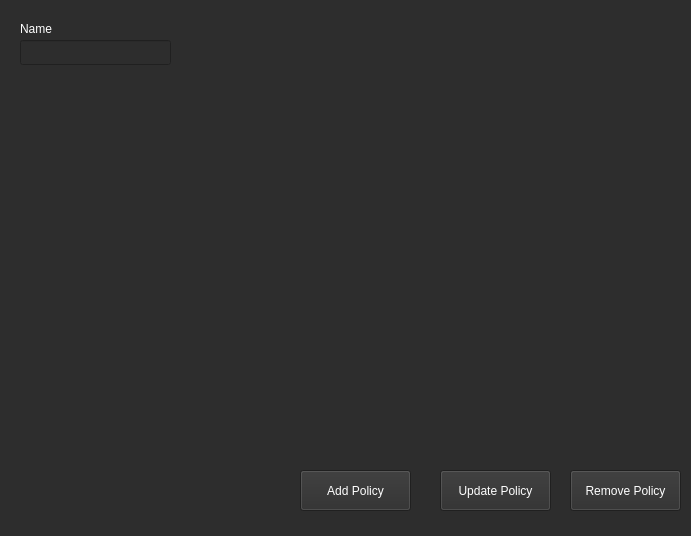
This is UI/SecurityPoliciesConfig.ui in monico18/LTI-SDN-Controller as Qt 5 draws it before an edit. The edited form follows.
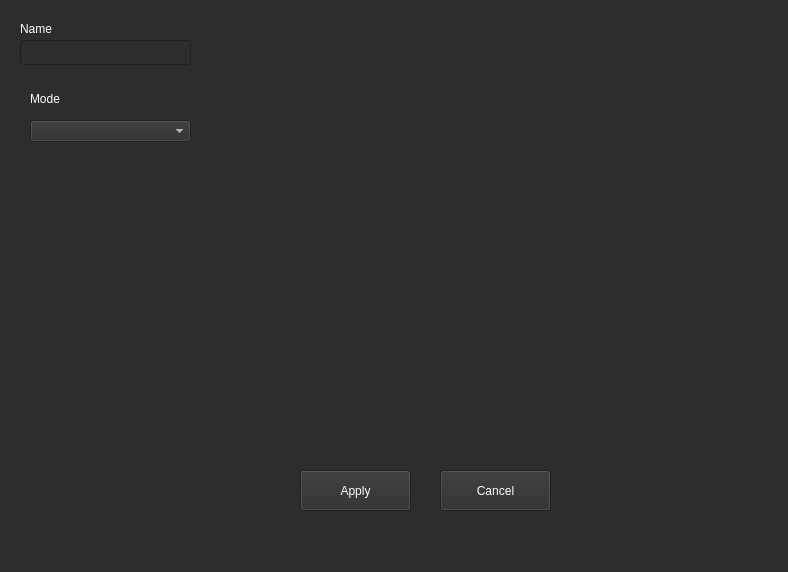
This is the edited form.

Patch:
```diff
--- a/UI/SecurityPoliciesConfig.ui
+++ b/UI/SecurityPoliciesConfig.ui
@@ -6,8 +6,8 @@
    <rect>
     <x>0</x>
     <y>0</y>
-    <width>691</width>
-    <height>536</height>
+    <width>788</width>
+    <height>572</height>
    </rect>
   </property>
   <property name="windowTitle">
@@ -150,7 +150,7 @@
     </palette>
    </property>
    <property name="text">
-    <string>Add Policy</string>
+    <string>Apply</string>
    </property>
   </widget>
   <widget class="QPushButton" name="btn_update_policy">
@@ -287,144 +287,7 @@
     </palette>
    </property>
    <property name="text">
-    <string>Update Policy</string>
-   </property>
-  </widget>
-  <widget class="QPushButton" name="btn_remove_policy">
-   <property name="geometry">
-    <rect>
-     <x>570</x>
-     <y>470</y>
-     <width>111</width>
-     <height>41</height>
-    </rect>
-   </property>
-   <property name="sizePolicy">
-    <sizepolicy hsizetype="Minimum" vsizetype="Ignored">
-     <horstretch>0</horstretch>
-     <verstretch>0</verstretch>
-    </sizepolicy>
-   </property>
-   <property name="palette">
-    <palette>
-     <active>
-      <colorrole role="Button">
-       <brush brushstyle="SolidPattern">
-        <color alpha="255">
-         <red>45</red>
-         <green>45</green>
-         <blue>45</blue>
-        </color>
-       </brush>
-      </colorrole>
-      <colorrole role="ButtonText">
-       <brush brushstyle="SolidPattern">
-        <color alpha="255">
-         <red>255</red>
-         <green>255</green>
-         <blue>255</blue>
-        </color>
-       </brush>
-      </colorrole>
-      <colorrole role="Base">
-       <brush brushstyle="SolidPattern">
-        <color alpha="255">
-         <red>45</red>
-         <green>45</green>
-         <blue>45</blue>
-        </color>
-       </brush>
-      </colorrole>
-      <colorrole role="Window">
-       <brush brushstyle="SolidPattern">
-        <color alpha="255">
-         <red>45</red>
-         <green>45</green>
-         <blue>45</blue>
-        </color>
-       </brush>
-      </colorrole>
-     </active>
-     <inactive>
-      <colorrole role="Button">
-       <brush brushstyle="SolidPattern">
-        <color alpha="255">
-         <red>45</red>
-         <green>45</green>
-         <blue>45</blue>
-        </color>
-       </brush>
-      </colorrole>
-      <colorrole role="ButtonText">
-       <brush brushstyle="SolidPattern">
-        <color alpha="255">
-         <red>255</red>
-         <green>255</green>
-         <blue>255</blue>
-        </color>
-       </brush>
-      </colorrole>
-      <colorrole role="Base">
-       <brush brushstyle="SolidPattern">
-        <color alpha="255">
-         <red>45</red>
-         <green>45</green>
-         <blue>45</blue>
-        </color>
-       </brush>
-      </colorrole>
-      <colorrole role="Window">
-       <brush brushstyle="SolidPattern">
-        <color alpha="255">
-         <red>45</red>
-         <green>45</green>
-         <blue>45</blue>
-        </color>
-       </brush>
-      </colorrole>
-     </inactive>
-     <disabled>
-      <colorrole role="Button">
-       <brush brushstyle="SolidPattern">
-        <color alpha="255">
-         <red>45</red>
-         <green>45</green>
-         <blue>45</blue>
-        </color>
-       </brush>
-      </colorrole>
-      <colorrole role="ButtonText">
-       <brush brushstyle="SolidPattern">
-        <color alpha="255">
-         <red>120</red>
-         <green>120</green>
-         <blue>120</blue>
-        </color>
-       </brush>
-      </colorrole>
-      <colorrole role="Base">
-       <brush brushstyle="SolidPattern">
-        <color alpha="255">
-         <red>45</red>
-         <green>45</green>
-         <blue>45</blue>
-        </color>
-       </brush>
-      </colorrole>
-      <colorrole role="Window">
-       <brush brushstyle="SolidPattern">
-        <color alpha="255">
-         <red>45</red>
-         <green>45</green>
-         <blue>45</blue>
-        </color>
-       </brush>
-      </colorrole>
-     </disabled>
-    </palette>
-   </property>
-   <property name="text">
-    <string>Remove Policy</string>
+    <string>Cancel</string>
    </property>
   </widget>
   <widget class="QLabel" name="label">
@@ -620,7 +483,7 @@
     <rect>
      <x>20</x>
      <y>40</y>
-     <width>151</width>
+     <width>171</width>
      <height>25</height>
     </rect>
    </property>
@@ -803,6 +666,373 @@
     <enum>Qt::ClickFocus</enum>
    </property>
   </widget>
+  <widget class="QComboBox" name="combo_mode">
+   <property name="geometry">
+    <rect>
+     <x>30</x>
+     <y>120</y>
+     <width>161</width>
+     <height>22</height>
+    </rect>
+   </property>
+   <property name="palette">
+    <palette>
+     <active>
+      <colorrole role="WindowText">
+       <brush brushstyle="SolidPattern">
+        <color alpha="255">
+         <red>255</red>
+         <green>255</green>
+         <blue>255</blue>
+        </color>
+       </brush>
+      </colorrole>
+      <colorrole role="Button">
+       <brush brushstyle="SolidPattern">
+        <color alpha="255">
+         <red>45</red>
+         <green>45</green>
+         <blue>45</blue>
+        </color>
+       </brush>
+      </colorrole>
+      <colorrole role="Text">
+       <brush brushstyle="SolidPattern">
+        <color alpha="255">
+         <red>255</red>
+         <green>255</green>
+         <blue>255</blue>
+        </color>
+       </brush>
+      </colorrole>
+      <colorrole role="ButtonText">
+       <brush brushstyle="SolidPattern">
+        <color alpha="255">
+         <red>255</red>
+         <green>255</green>
+         <blue>255</blue>
+        </color>
+       </brush>
+      </colorrole>
+      <colorrole role="Base">
+       <brush brushstyle="SolidPattern">
+        <color alpha="255">
+         <red>45</red>
+         <green>45</green>
+         <blue>45</blue>
+        </color>
+       </brush>
+      </colorrole>
+      <colorrole role="Window">
+       <brush brushstyle="SolidPattern">
+        <color alpha="255">
+         <red>45</red>
+         <green>45</green>
+         <blue>45</blue>
+        </color>
+       </brush>
+      </colorrole>
+     </active>
+     <inactive>
+      <colorrole role="WindowText">
+       <brush brushstyle="SolidPattern">
+        <color alpha="255">
+         <red>255</red>
+         <green>255</green>
+         <blue>255</blue>
+        </color>
+       </brush>
+      </colorrole>
+      <colorrole role="Button">
+       <brush brushstyle="SolidPattern">
+        <color alpha="255">
+         <red>45</red>
+         <green>45</green>
+         <blue>45</blue>
+        </color>
+       </brush>
+      </colorrole>
+      <colorrole role="Text">
+       <brush brushstyle="SolidPattern">
+        <color alpha="255">
+         <red>255</red>
+         <green>255</green>
+         <blue>255</blue>
+        </color>
+       </brush>
+      </colorrole>
+      <colorrole role="ButtonText">
+       <brush brushstyle="SolidPattern">
+        <color alpha="255">
+         <red>255</red>
+         <green>255</green>
+         <blue>255</blue>
+        </color>
+       </brush>
+      </colorrole>
+      <colorrole role="Base">
+       <brush brushstyle="SolidPattern">
+        <color alpha="255">
+         <red>45</red>
+         <green>45</green>
+         <blue>45</blue>
+        </color>
+       </brush>
+      </colorrole>
+      <colorrole role="Window">
+       <brush brushstyle="SolidPattern">
+        <color alpha="255">
+         <red>45</red>
+         <green>45</green>
+         <blue>45</blue>
+        </color>
+       </brush>
+      </colorrole>
+     </inactive>
+     <disabled>
+      <colorrole role="WindowText">
+       <brush brushstyle="SolidPattern">
+        <color alpha="255">
+         <red>120</red>
+         <green>120</green>
+         <blue>120</blue>
+        </color>
+       </brush>
+      </colorrole>
+      <colorrole role="Button">
+       <brush brushstyle="SolidPattern">
+        <color alpha="255">
+         <red>45</red>
+         <green>45</green>
+         <blue>45</blue>
+        </color>
+       </brush>
+      </colorrole>
+      <colorrole role="Text">
+       <brush brushstyle="SolidPattern">
+        <color alpha="255">
+         <red>120</red>
+         <green>120</green>
+         <blue>120</blue>
+        </color>
+       </brush>
+      </colorrole>
+      <colorrole role="ButtonText">
+       <brush brushstyle="SolidPattern">
+        <color alpha="255">
+         <red>120</red>
+         <green>120</green>
+         <blue>120</blue>
+        </color>
+       </brush>
+      </colorrole>
+      <colorrole role="Base">
+       <brush brushstyle="SolidPattern">
+        <color alpha="255">
+         <red>45</red>
+         <green>45</green>
+         <blue>45</blue>
+        </color>
+       </brush>
+      </colorrole>
+      <colorrole role="Window">
+       <brush brushstyle="SolidPattern">
+        <color alpha="255">
+         <red>45</red>
+         <green>45</green>
+         <blue>45</blue>
+        </color>
+       </brush>
+      </colorrole>
+     </disabled>
+    </palette>
+   </property>
+  </widget>
+  <widget class="QLabel" name="label_2">
+   <property name="geometry">
+    <rect>
+     <x>30</x>
+     <y>90</y>
+     <width>61</width>
+     <height>17</height>
+    </rect>
+   </property>
+   <property name="palette">
+    <palette>
+     <active>
+      <colorrole role="WindowText">
+       <brush brushstyle="SolidPattern">
+        <color alpha="255">
+         <red>255</red>
+         <green>255</green>
+         <blue>255</blue>
+        </color>
+       </brush>
+      </colorrole>
+      <colorrole role="Button">
+       <brush brushstyle="SolidPattern">
+        <color alpha="255">
+         <red>45</red>
+         <green>45</green>
+         <blue>45</blue>
+        </color>
+       </brush>
+      </colorrole>
+      <colorrole role="Text">
+       <brush brushstyle="SolidPattern">
+        <color alpha="255">
+         <red>255</red>
+         <green>255</green>
+         <blue>255</blue>
+        </color>
+       </brush>
+      </colorrole>
+      <colorrole role="ButtonText">
+       <brush brushstyle="SolidPattern">
+        <color alpha="255">
+         <red>255</red>
+         <green>255</green>
+         <blue>255</blue>
+        </color>
+       </brush>
+      </colorrole>
+      <colorrole role="Base">
+       <brush brushstyle="SolidPattern">
+        <color alpha="255">
+         <red>45</red>
+         <green>45</green>
+         <blue>45</blue>
+        </color>
+       </brush>
+      </colorrole>
+      <colorrole role="Window">
+       <brush brushstyle="SolidPattern">
+        <color alpha="255">
+         <red>45</red>
+         <green>45</green>
+         <blue>45</blue>
+        </color>
+       </brush>
+      </colorrole>
+     </active>
+     <inactive>
+      <colorrole role="WindowText">
+       <brush brushstyle="SolidPattern">
+        <color alpha="255">
+         <red>255</red>
+         <green>255</green>
+         <blue>255</blue>
+        </color>
+       </brush>
+      </colorrole>
+      <colorrole role="Button">
+       <brush brushstyle="SolidPattern">
+        <color alpha="255">
+         <red>45</red>
+         <green>45</green>
+         <blue>45</blue>
+        </color>
+       </brush>
+      </colorrole>
+      <colorrole role="Text">
+       <brush brushstyle="SolidPattern">
+        <color alpha="255">
+         <red>255</red>
+         <green>255</green>
+         <blue>255</blue>
+        </color>
+       </brush>
+      </colorrole>
+      <colorrole role="ButtonText">
+       <brush brushstyle="SolidPattern">
+        <color alpha="255">
+         <red>255</red>
+         <green>255</green>
+         <blue>255</blue>
+        </color>
+       </brush>
+      </colorrole>
+      <colorrole role="Base">
+       <brush brushstyle="SolidPattern">
+        <color alpha="255">
+         <red>45</red>
+         <green>45</green>
+         <blue>45</blue>
+        </color>
+       </brush>
+      </colorrole>
+      <colorrole role="Window">
+       <brush brushstyle="SolidPattern">
+        <color alpha="255">
+         <red>45</red>
+         <green>45</green>
+         <blue>45</blue>
+        </color>
+       </brush>
+      </colorrole>
+     </inactive>
+     <disabled>
+      <colorrole role="WindowText">
+       <brush brushstyle="SolidPattern">
+        <color alpha="255">
+         <red>120</red>
+         <green>120</green>
+         <blue>120</blue>
+        </color>
+       </brush>
+      </colorrole>
+      <colorrole role="Button">
+       <brush brushstyle="SolidPattern">
+        <color alpha="255">
+         <red>45</red>
+         <green>45</green>
+         <blue>45</blue>
+        </color>
+       </brush>
+      </colorrole>
+      <colorrole role="Text">
+       <brush brushstyle="SolidPattern">
+        <color alpha="255">
+         <red>120</red>
+         <green>120</green>
+         <blue>120</blue>
+        </color>
+       </brush>
+      </colorrole>
+      <colorrole role="ButtonText">
+       <brush brushstyle="SolidPattern">
+        <color alpha="255">
+         <red>120</red>
+         <green>120</green>
+         <blue>120</blue>
+        </color>
+       </brush>
+      </colorrole>
+      <colorrole role="Base">
+       <brush brushstyle="SolidPattern">
+        <color alpha="255">
+         <red>45</red>
+         <green>45</green>
+         <blue>45</blue>
+        </color>
+       </brush>
+      </colorrole>
+      <colorrole role="Window">
+       <brush brushstyle="SolidPattern">
+        <color alpha="255">
+         <red>45</red>
+         <green>45</green>
+         <blue>45</blue>
+        </color>
+       </brush>
+      </colorrole>
+     </disabled>
+    </palette>
+   </property>
+   <property name="text">
+    <string>Mode</string>
+   </property>
+  </widget>
  </widget>
  <resources/>
  <connections/>
```
Left out of the diff: 6 changed lines with no effect on the pictures.
